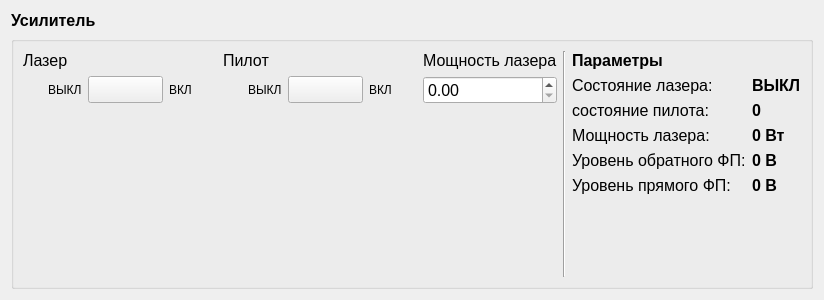
Old version of the form amplifier_panel.ui in the repository bulkanul/EVO_YFL_1064_GUI_coherent2.
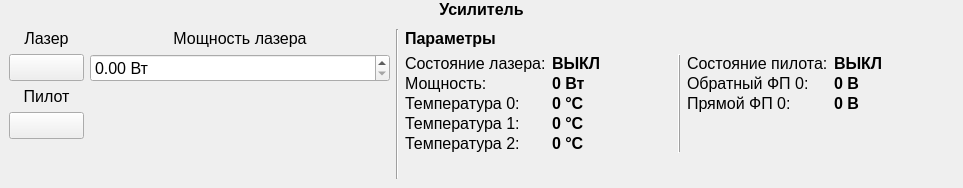
New version of the form. Icons and pictures are not drawn.

What changed in the file:
```diff
--- a/amplifier_panel.ui
+++ b/amplifier_panel.ui
@@ -6,14 +6,29 @@
    <rect>
     <x>0</x>
     <y>0</y>
-    <width>824</width>
-    <height>300</height>
+    <width>963</width>
+    <height>188</height>
    </rect>
   </property>
   <property name="windowTitle">
    <string>Form</string>
   </property>
   <layout class="QVBoxLayout" name="verticalLayout">
+   <property name="spacing">
+    <number>1</number>
+   </property>
+   <property name="leftMargin">
+    <number>0</number>
+   </property>
+   <property name="topMargin">
+    <number>0</number>
+   </property>
+   <property name="rightMargin">
+    <number>0</number>
+   </property>
+   <property name="bottomMargin">
+    <number>0</number>
+   </property>
    <item>
     <widget class="QLabel" name="label">
      <property name="sizePolicy">
@@ -33,14 +48,18 @@
      <property name="text">
       <string>Усилитель</string>
      </property>
+     <property name="alignment">
+      <set>Qt::AlignCenter</set>
+     </property>
     </widget>
    </item>
    <item>
-    <widget class="QGroupBox" name="groupBox">
-     <property name="title">
-      <string/>
-     </property>
-     <layout class="QHBoxLayout" name="horizontalLayout">
+    <widget class="QWidget" name="widget" native="true">
+     <layout class="QVBoxLayout" name="verticalLayout_7">
+      <item>
+       <layout class="QHBoxLayout" name="horizontalLayout_4">
+        <item>
+         <layout class="QVBoxLayout" name="verticalLayout_4">
       <item>
        <layout class="QVBoxLayout" name="verticalLayout_3">
         <item>
@@ -54,30 +73,13 @@
           <property name="text">
            <string>Лазер</string>
           </property>
+              <property name="alignment">
+               <set>Qt::AlignCenter</set>
+              </property>
          </widget>
         </item>
         <item>
          <layout class="QHBoxLayout" name="horizontalLayout_2">
-          <item>
-           <spacer name="horizontalSpacer">
-            <property name="orientation">
-             <enum>Qt::Horizontal</enum>
-            </property>
-            <property name="sizeHint" stdset="0">
-             <size>
-              <width>40</width>
-              <height>20</height>
-             </size>
-            </property>
-           </spacer>
-          </item>
-          <item>
-           <widget class="QLabel" name="label_2">
-            <property name="text">
-             <string>ВЫКЛ</string>
-            </property>
-           </widget>
-          </item>
           <item>
            <widget class="QPushButton" name="pb_laser_onoff">
             <property name="minimumSize">
@@ -120,43 +122,13 @@
             <property name="text">
              <string/>
             </property>
-           </widget>
-          </item>
-          <item>
-           <widget class="QLabel" name="label_3">
-            <property name="text">
-             <string>ВКЛ</string>
+                <property name="checkable">
+                 <bool>true</bool>
             </property>
            </widget>
           </item>
-          <item>
-           <spacer name="horizontalSpacer_2">
-            <property name="orientation">
-             <enum>Qt::Horizontal</enum>
-            </property>
-            <property name="sizeHint" stdset="0">
-             <size>
-              <width>40</width>
-              <height>20</height>
-             </size>
-            </property>
-           </spacer>
-          </item>
-         </layout>
-        </item>
-        <item>
-         <spacer name="verticalSpacer">
-          <property name="orientation">
-           <enum>Qt::Vertical</enum>
-          </property>
-          <property name="sizeHint" stdset="0">
-           <size>
-            <width>20</width>
-            <height>40</height>
-           </size>
-          </property>
-         </spacer>
-        </item>
+             </layout>
+            </item>
        </layout>
       </item>
       <item>
@@ -172,30 +144,13 @@
           <property name="text">
            <string>Пилот</string>
           </property>
+              <property name="alignment">
+               <set>Qt::AlignCenter</set>
+              </property>
          </widget>
         </item>
         <item>
          <layout class="QHBoxLayout" name="horizontalLayout_3">
-          <item>
-           <spacer name="horizontalSpacer_3">
-            <property name="orientation">
-             <enum>Qt::Horizontal</enum>
-            </property>
-            <property name="sizeHint" stdset="0">
-             <size>
-              <width>40</width>
-              <height>20</height>
-             </size>
-            </property>
-           </spacer>
-          </item>
-          <item>
-           <widget class="QLabel" name="label_13">
-            <property name="text">
-             <string>ВЫКЛ</string>
-            </property>
-           </widget>
-          </item>
           <item>
            <widget class="QPushButton" name="pb_pilot_onoff">
             <property name="minimumSize">
@@ -238,32 +193,17 @@
             <property name="text">
              <string/>
             </property>
-           </widget>
-          </item>
-          <item>
-           <widget class="QLabel" name="label_14">
-            <property name="text">
-             <string>ВКЛ</string>
+                <property name="checkable">
+                 <bool>true</bool>
             </property>
            </widget>
           </item>
-          <item>
-           <spacer name="horizontalSpacer_4">
-            <property name="orientation">
-             <enum>Qt::Horizontal</enum>
-            </property>
-            <property name="sizeHint" stdset="0">
-             <size>
-              <width>40</width>
-              <height>20</height>
-             </size>
-            </property>
-           </spacer>
+             </layout>
           </item>
          </layout>
         </item>
         <item>
-         <spacer name="verticalSpacer_4">
+           <spacer name="verticalSpacer">
           <property name="orientation">
            <enum>Qt::Vertical</enum>
           </property>
@@ -292,16 +232,34 @@
           <property name="text">
            <string>Мощность лазера</string>
           </property>
+            <property name="alignment">
+             <set>Qt::AlignCenter</set>
+            </property>
          </widget>
         </item>
         <item>
-         <widget class="QDoubleSpinBox" name="doubleSpinBox">
+           <widget class="QDoubleSpinBox" name="dsb_power">
+            <property name="minimumSize">
+             <size>
+              <width>0</width>
+              <height>0</height>
+             </size>
+            </property>
+            <property name="maximumSize">
+             <size>
+              <width>16777215</width>
+              <height>16777215</height>
+             </size>
+            </property>
           <property name="font">
            <font>
             <family>Arial</family>
             <pointsize>12</pointsize>
            </font>
           </property>
+            <property name="suffix">
+             <string> Вт</string>
+            </property>
          </widget>
         </item>
         <item>
@@ -344,7 +302,15 @@
          </widget>
         </item>
         <item>
+           <layout class="QHBoxLayout" name="horizontalLayout">
+            <item>
          <layout class="QFormLayout" name="formLayout">
+              <property name="horizontalSpacing">
+               <number>6</number>
+              </property>
+              <property name="verticalSpacing">
+               <number>1</number>
+              </property>
           <item row="0" column="0">
            <widget class="QLabel" name="label_5">
             <property name="font">
@@ -360,6 +326,18 @@
           </item>
           <item row="0" column="1">
            <widget class="QLabel" name="l_state">
+                <property name="minimumSize">
+                 <size>
+                  <width>120</width>
+                  <height>0</height>
+                 </size>
+                </property>
+                <property name="maximumSize">
+                 <size>
+                  <width>120</width>
+                  <height>16777215</height>
+                 </size>
+                </property>
             <property name="font">
              <font>
               <family>Arial</family>
@@ -374,34 +352,6 @@
            </widget>
           </item>
           <item row="1" column="0">
-           <widget class="QLabel" name="label_8">
-            <property name="font">
-             <font>
-              <family>Arial</family>
-              <pointsize>12</pointsize>
-             </font>
-            </property>
-            <property name="text">
-             <string>состояние пилота:</string>
-            </property>
-           </widget>
-          </item>
-          <item row="1" column="1">
-           <widget class="QLabel" name="label_11">
-            <property name="font">
-             <font>
-              <family>Arial</family>
-              <pointsize>12</pointsize>
-              <weight>75</weight>
-              <bold>true</bold>
-             </font>
-            </property>
-            <property name="text">
-             <string>0</string>
-            </property>
-           </widget>
-          </item>
-          <item row="2" column="0">
            <widget class="QLabel" name="label_7">
             <property name="font">
              <font>
@@ -410,12 +360,24 @@
              </font>
             </property>
             <property name="text">
-             <string>Мощность лазера:</string>
+                 <string>Мощность:</string>
             </property>
            </widget>
           </item>
-          <item row="2" column="1">
+              <item row="1" column="1">
            <widget class="QLabel" name="l_power">
+                <property name="minimumSize">
+                 <size>
+                  <width>120</width>
+                  <height>0</height>
+                 </size>
+                </property>
+                <property name="maximumSize">
+                 <size>
+                  <width>120</width>
+                  <height>16777215</height>
+                 </size>
+                </property>
             <property name="font">
              <font>
               <family>Arial</family>
@@ -429,8 +391,48 @@
             </property>
            </widget>
           </item>
+              <item row="2" column="0">
+               <widget class="QLabel" name="label_2">
+                <property name="font">
+                 <font>
+                  <family>Arial</family>
+                  <pointsize>12</pointsize>
+                 </font>
+                </property>
+                <property name="text">
+                 <string>Температура 0:</string>
+                </property>
+               </widget>
+              </item>
+              <item row="2" column="1">
+               <widget class="QLabel" name="l_temp_0">
+                <property name="minimumSize">
+                 <size>
+                  <width>120</width>
+                  <height>0</height>
+                 </size>
+                </property>
+                <property name="maximumSize">
+                 <size>
+                  <width>120</width>
+                  <height>16777215</height>
+                 </size>
+                </property>
+                <property name="font">
+                 <font>
+                  <family>Arial</family>
+                  <pointsize>12</pointsize>
+                  <weight>75</weight>
+                  <bold>true</bold>
+                 </font>
+                </property>
+                <property name="text">
+                 <string>0 °C</string>
+                </property>
+               </widget>
+              </item>
           <item row="3" column="0">
-           <widget class="QLabel" name="label_9">
+               <widget class="QLabel" name="label_3">
             <property name="font">
              <font>
               <family>Arial</family>
@@ -438,12 +440,24 @@
              </font>
             </property>
             <property name="text">
-             <string>Уровень обратного ФП:</string>
+                 <string>Температура 1:</string>
             </property>
            </widget>
           </item>
           <item row="3" column="1">
-           <widget class="QLabel" name="l_back_pd">
+               <widget class="QLabel" name="l_temp_1">
+                <property name="minimumSize">
+                 <size>
+                  <width>120</width>
+                  <height>0</height>
+                 </size>
+                </property>
+                <property name="maximumSize">
+                 <size>
+                  <width>120</width>
+                  <height>16777215</height>
+                 </size>
+                </property>
             <property name="font">
              <font>
               <family>Arial</family>
@@ -453,12 +467,12 @@
              </font>
             </property>
             <property name="text">
-             <string>0 В</string>
+                 <string>0 °C</string>
             </property>
            </widget>
           </item>
           <item row="4" column="0">
-           <widget class="QLabel" name="label_10">
+               <widget class="QLabel" name="label_13">
             <property name="font">
              <font>
               <family>Arial</family>
@@ -466,12 +480,24 @@
              </font>
             </property>
             <property name="text">
-             <string>Уровень прямого ФП:</string>
+                 <string>Температура 2:</string>
             </property>
            </widget>
           </item>
           <item row="4" column="1">
-           <widget class="QLabel" name="l_forw_pd">
+               <widget class="QLabel" name="l_temp_2">
+                <property name="minimumSize">
+                 <size>
+                  <width>120</width>
+                  <height>0</height>
+                 </size>
+                </property>
+                <property name="maximumSize">
+                 <size>
+                  <width>120</width>
+                  <height>16777215</height>
+                 </size>
+                </property>
             <property name="font">
              <font>
               <family>Arial</family>
@@ -481,9 +507,148 @@
              </font>
             </property>
             <property name="text">
+                 <string>0 °C</string>
+                </property>
+               </widget>
+              </item>
+             </layout>
+            </item>
+            <item>
+             <widget class="Line" name="line_2">
+              <property name="frameShadow">
+               <enum>QFrame::Raised</enum>
+              </property>
+              <property name="orientation">
+               <enum>Qt::Vertical</enum>
+              </property>
+             </widget>
+            </item>
+            <item>
+             <layout class="QFormLayout" name="formLayout_2">
+              <property name="verticalSpacing">
+               <number>1</number>
+              </property>
+              <item row="0" column="0">
+               <widget class="QLabel" name="label_8">
+                <property name="font">
+                 <font>
+                  <family>Arial</family>
+                  <pointsize>12</pointsize>
+                 </font>
+                </property>
+                <property name="text">
+                 <string>Cостояние пилота:</string>
+                </property>
+               </widget>
+              </item>
+              <item row="0" column="1">
+               <widget class="QLabel" name="l_pilot_state">
+                <property name="minimumSize">
+                 <size>
+                  <width>120</width>
+                  <height>0</height>
+                 </size>
+                </property>
+                <property name="maximumSize">
+                 <size>
+                  <width>120</width>
+                  <height>16777215</height>
+                 </size>
+                </property>
+                <property name="font">
+                 <font>
+                  <family>Arial</family>
+                  <pointsize>12</pointsize>
+                  <weight>75</weight>
+                  <bold>true</bold>
+                 </font>
+                </property>
+                <property name="text">
+                 <string>ВЫКЛ</string>
+                </property>
+               </widget>
+              </item>
+              <item row="1" column="0">
+               <widget class="QLabel" name="label_9">
+                <property name="font">
+                 <font>
+                  <family>Arial</family>
+                  <pointsize>12</pointsize>
+                 </font>
+                </property>
+                <property name="text">
+                 <string>Обратный ФП 0:</string>
+                </property>
+               </widget>
+              </item>
+              <item row="1" column="1">
+               <widget class="QLabel" name="l_pd_back">
+                <property name="minimumSize">
+                 <size>
+                  <width>120</width>
+                  <height>0</height>
+                 </size>
+                </property>
+                <property name="maximumSize">
+                 <size>
+                  <width>120</width>
+                  <height>16777215</height>
+                 </size>
+                </property>
+                <property name="font">
+                 <font>
+                  <family>Arial</family>
+                  <pointsize>12</pointsize>
+                  <weight>75</weight>
+                  <bold>true</bold>
+                 </font>
+                </property>
+                <property name="text">
              <string>0 В</string>
             </property>
            </widget>
+              </item>
+              <item row="2" column="0">
+               <widget class="QLabel" name="label_10">
+                <property name="font">
+                 <font>
+                  <family>Arial</family>
+                  <pointsize>12</pointsize>
+                 </font>
+                </property>
+                <property name="text">
+                 <string>Прямой ФП 0:</string>
+                </property>
+               </widget>
+              </item>
+              <item row="2" column="1">
+               <widget class="QLabel" name="l_pd_forw">
+                <property name="minimumSize">
+                 <size>
+                  <width>120</width>
+                  <height>0</height>
+                 </size>
+                </property>
+                <property name="maximumSize">
+                 <size>
+                  <width>120</width>
+                  <height>16777215</height>
+                 </size>
+                </property>
+                <property name="font">
+                 <font>
+                  <family>Arial</family>
+                  <pointsize>12</pointsize>
+                  <weight>75</weight>
+                  <bold>true</bold>
+                 </font>
+                </property>
+                <property name="text">
+                 <string>0 В</string>
+                </property>
+               </widget>
+              </item>
+             </layout>
           </item>
          </layout>
         </item>
@@ -499,6 +664,8 @@
            </size>
           </property>
          </spacer>
+          </item>
+         </layout>
         </item>
        </layout>
       </item>
```
Left out of the diff: 24 changed lines with no effect on the pictures. Lines whose indentation alone changed are shown as unchanged.
